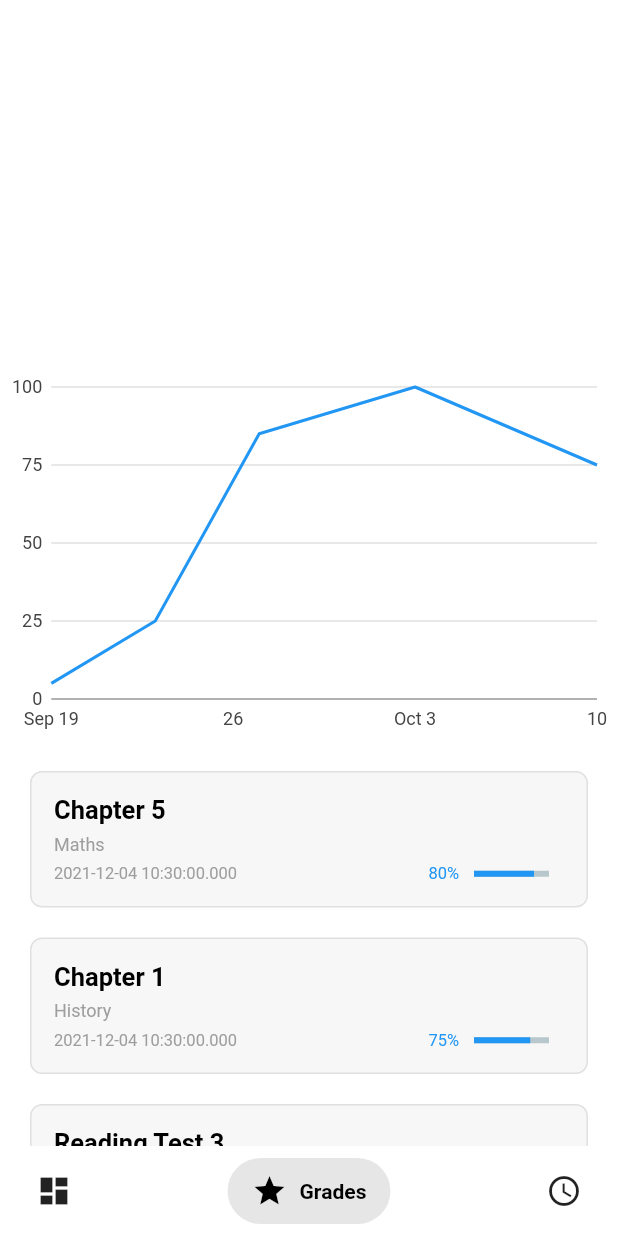
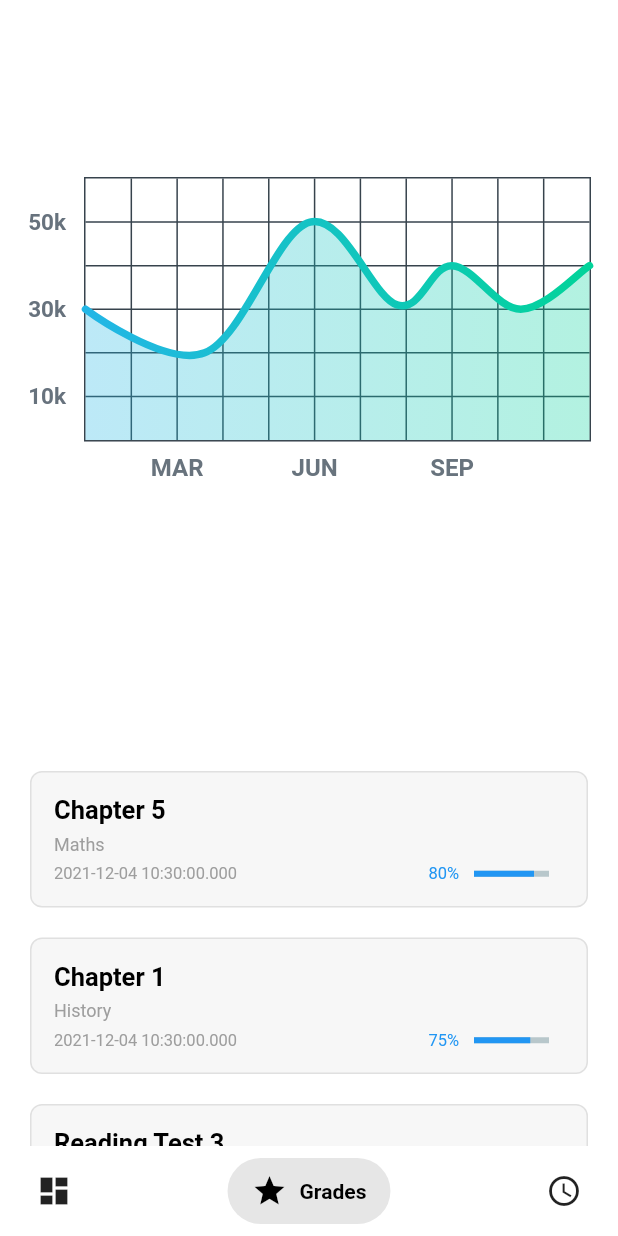
Before and after one commit to Volnetiks/Notes-BAC, a Flutter app: the screen it shows after launch, item 2 of the bottom bar chosen, on a phone screen of 412 x 824 dp. Run offline on Flutter 3.47's test engine with Material 2 defaults, Android fonts, the phone set to English and light mode, and no system bars; drawn by our look-alikes of fl_chart, percent_indicator, salomon_bottom_bar; our stand-ins replace charts_flutter, shared_preferences; Roboto replaces fonts that are missing (SFUI).

Commit message:
Added new chart

```diff
--- a/lib/screens/home_screen.dart
+++ b/lib/screens/home_screen.dart
@@ -1,6 +1,7 @@
 import 'package:bac_note/models/grade.dart';
 import 'package:bac_note/widgets/grade_tile.dart';
 import 'package:bac_note/widgets/grades_chart.dart';
+import 'package:bac_note/widgets/grades_chart_second.dart';
 import 'package:flutter/material.dart';
 import 'package:flutter_staggered_grid_view/flutter_staggered_grid_view.dart';
 import 'package:salomon_bottom_bar/salomon_bottom_bar.dart';
@@ -68,8 +69,8 @@ class _HomePageState extends State<HomePage> {
         mainAxisAlignment: MainAxisAlignment.end,
         children: [
           SizedBox(
-            height: 250,
-            child: GradesChart.withSampleData(),
+            height: 400,
+            child: Chart2State(),
           ),
           SizedBox(
             height: 20,
--- /dev/null
+++ b/lib/widgets/grades_chart_second.dart
@@ -0,0 +1,265 @@
+import 'package:flutter/material.dart';
+import 'package:fl_chart/fl_chart.dart';
+
+class Chart2State extends StatefulWidget {
+  const Chart2State({Key? key}) : super(key: key);
+
+  @override
+  _Chart2StateState createState() => _Chart2StateState();
+}
+
+class _Chart2StateState extends State<Chart2State> {
+  List<Color> gradientColors = [
+    const Color(0xff23b6e6),
+    const Color(0xff02d39a),
+  ];
+
+  bool showAvg = false;
+
+  @override
+  Widget build(BuildContext context) {
+    return Stack(
+      children: [
+        AspectRatio(
+          aspectRatio: 1.70,
+          child: Container(
+            decoration: BoxDecoration(
+                borderRadius: BorderRadius.all(Radius.circular(18)),
+                color: Theme.of(context).scaffoldBackgroundColor),
+            child: Padding(
+              padding:
+                  EdgeInsets.only(right: 18, left: 12, top: 24, bottom: 12),
+              child: LineChart(showAvg ? avgData() : mainData()),
+            ),
+          ),
+        ),
+        SizedBox(
+          width: 60,
+          height: 34,
+          child: TextButton(
+            onPressed: () {
+              setState(() {
+                showAvg = !showAvg;
+              });
+            },
+            child: Text(
+              'avg',
+              style: TextStyle(
+                  fontSize: 12,
+                  color:
+                      showAvg ? Colors.white.withOpacity(0.5) : Colors.white),
+            ),
+          ),
+        ),
+      ],
+    );
+  }
+
+  LineChartData mainData() {
+    return LineChartData(
+      gridData: FlGridData(
+        show: true,
+        drawVerticalLine: true,
+        getDrawingHorizontalLine: (value) {
+          return FlLine(color: const Color(0xff37434d), strokeWidth: 1);
+        },
+        getDrawingVerticalLine: (value) {
+          return FlLine(
+            color: const Color(0xff37434d),
+            strokeWidth: 1,
+          );
+        },
+      ),
+      titlesData: FlTitlesData(
+        show: true,
+        rightTitles: SideTitles(showTitles: false),
+        topTitles: SideTitles(showTitles: false),
+        bottomTitles: SideTitles(
+          showTitles: true,
+          reservedSize: 22,
+          interval: 1,
+          getTextStyles: (context, value) => TextStyle(
+              color: Color(0xff68737d),
+              fontWeight: FontWeight.bold,
+              fontSize: 16),
+          getTitles: (value) {
+            switch (value.toInt()) {
+              case 2:
+                return 'MAR';
+              case 5:
+                return 'JUN';
+              case 8:
+                return 'SEP';
+            }
+            return '';
+          },
+          margin: 8,
+        ),
+        leftTitles: SideTitles(
+          showTitles: true,
+          interval: 1,
+          getTextStyles: (context, value) => const TextStyle(
+            color: Color(0xff67727d),
+            fontWeight: FontWeight.bold,
+            fontSize: 15,
+          ),
+          getTitles: (value) {
+            switch (value.toInt()) {
+              case 1:
+                return '10k';
+              case 3:
+                return '30k';
+              case 5:
+                return '50k';
+            }
+            return '';
+          },
+          reservedSize: 32,
+          margin: 12,
+        ),
+      ),
+      borderData: FlBorderData(
+          show: true,
+          border: Border.all(color: const Color(0xff37434d), width: 1)),
+      minX: 0,
+      maxX: 11,
+      minY: 0,
+      maxY: 6,
+      lineBarsData: [
+        LineChartBarData(
+          spots: const [
+            FlSpot(0, 3),
+            FlSpot(2.6, 2),
+            FlSpot(4.9, 5),
+            FlSpot(6.8, 3.1),
+            FlSpot(8, 4),
+            FlSpot(9.5, 3),
+            FlSpot(11, 4),
+          ],
+          isCurved: true,
+          colors: gradientColors,
+          barWidth: 5,
+          isStrokeCapRound: true,
+          dotData: FlDotData(
+            show: false,
+          ),
+          belowBarData: BarAreaData(
+            show: true,
+            colors:
+                gradientColors.map((color) => color.withOpacity(0.3)).toList(),
+          ),
+        ),
+      ],
+    );
+  }
+
+  LineChartData avgData() {
+    return LineChartData(
+      lineTouchData: LineTouchData(enabled: false),
+      gridData: FlGridData(
+        show: true,
+        drawHorizontalLine: true,
+        getDrawingVerticalLine: (value) {
+          return FlLine(
+            color: const Color(0xff37434d),
+            strokeWidth: 1,
+          );
+        },
+        getDrawingHorizontalLine: (value) {
+          return FlLine(
+            color: const Color(0xff37434d),
+            strokeWidth: 1,
+          );
+        },
+      ),
+      titlesData: FlTitlesData(
+        show: true,
+        bottomTitles: SideTitles(
+          showTitles: true,
+          reservedSize: 22,
+          getTextStyles: (context, value) => const TextStyle(
+              color: Color(0xff68737d),
+              fontWeight: FontWeight.bold,
+              fontSize: 16),
+          getTitles: (value) {
+            switch (value.toInt()) {
+              case 2:
+                return 'MAR';
+              case 5:
+                return 'JUN';
+              case 8:
+                return 'SEP';
+            }
+            return '';
+          },
+          margin: 8,
+          interval: 1,
+        ),
+        leftTitles: SideTitles(
+          showTitles: true,
+          getTextStyles: (context, value) => const TextStyle(
+            color: Color(0xff67727d),
+            fontWeight: FontWeight.bold,
+            fontSize: 15,
+          ),
+          getTitles: (value) {
+            switch (value.toInt()) {
+              case 1:
+                return '10k';
+              case 3:
+                return '30k';
+              case 5:
+                return '50k';
+            }
+            return '';
+          },
+          reservedSize: 32,
+          interval: 1,
+          margin: 12,
+        ),
+        topTitles: SideTitles(showTitles: false),
+        rightTitles: SideTitles(showTitles: false),
+      ),
+      borderData: FlBorderData(
+          show: true,
+          border: Border.all(color: const Color(0xff37434d), width: 1)),
+      minX: 0,
+      maxX: 11,
+      minY: 0,
+      maxY: 6,
+      lineBarsData: [
+        LineChartBarData(
+          spots: const [
+            FlSpot(0, 3.44),
+            FlSpot(2.6, 3.44),
+            FlSpot(4.9, 3.44),
+            FlSpot(6.8, 3.44),
+            FlSpot(8, 3.44),
+            FlSpot(9.5, 3.44),
+            FlSpot(11, 3.44),
+          ],
+          isCurved: true,
+          colors: [
+            ColorTween(begin: gradientColors[0], end: gradientColors[1])
+                .lerp(0.2)!,
+            ColorTween(begin: gradientColors[0], end: gradientColors[1])
+                .lerp(0.2)!,
+          ],
+          barWidth: 5,
+          isStrokeCapRound: true,
+          dotData: FlDotData(
+            show: false,
+          ),
+          belowBarData: BarAreaData(show: true, colors: [
+            ColorTween(begin: gradientColors[0], end: gradientColors[1])
+                .lerp(0.2)!
+                .withOpacity(0.1),
+            ColorTween(begin: gradientColors[0], end: gradientColors[1])
+                .lerp(0.2)!
+                .withOpacity(0.1),
+          ]),
+        ),
+      ],
+    );
+  }
+}
--- a/pubspec.yaml
+++ b/pubspec.yaml
@@ -40,6 +40,7 @@ dependencies:
   flutter_staggered_grid_view: ^0.4.1
   percent_indicator: ^3.4.0
   charts_flutter: ^0.12.0
+  fl_chart: ^0.40.5
 
 flutter_icons:
   android: "launcher_icon"
```
Also changed, not shown: pubspec.lock.
